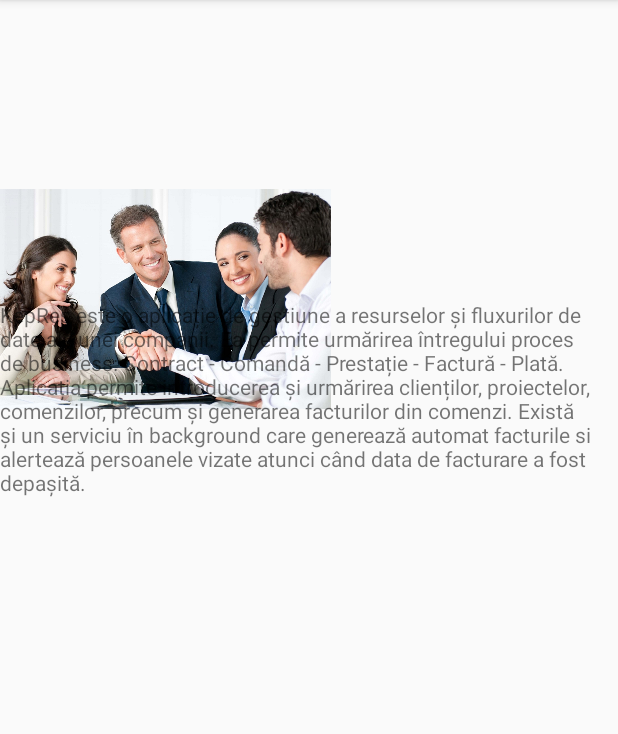
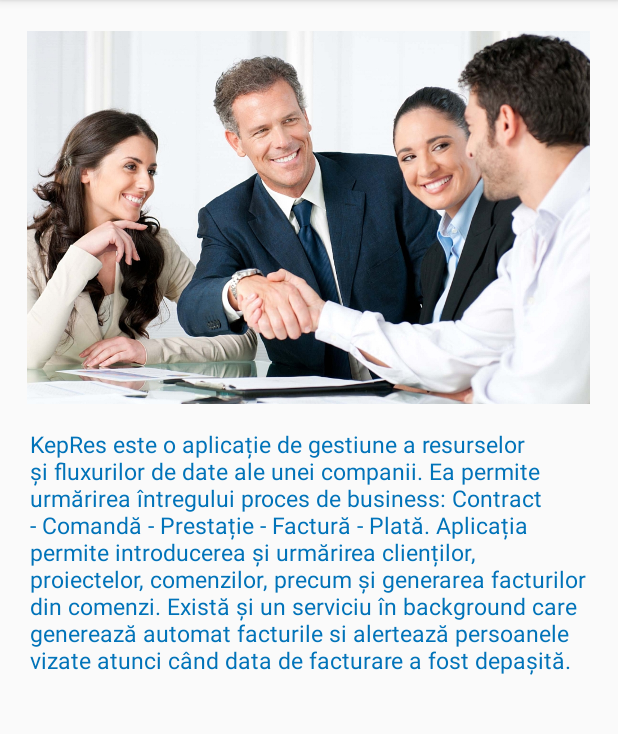
Before and after one commit to alextoma96/Aplicatie-Android, an Android app: the screen it shows after launch (MainActivity), in the side drawer, after a tap on "About us", on a phone screen of 412 x 824 dp, the part 84-818 px from its top. Run offline under Robolectric (Android 15) with nearby library versions, the phone set to English and light mode, and no system bars.

Commit message:
iulia
iulia

```diff
--- a/app/src/main/AndroidManifest.xml
+++ b/app/src/main/AndroidManifest.xml
@@ -3,7 +3,7 @@
     package="com.example.intern.myapplication">
 
     <uses-permission android:name="android.permission.INTERNET" />
-
+    <uses-permission android:name="android.permission.ACCESS_NETWORK_STATE"/>
     <application
         android:allowBackup="true"
         android:icon="@mipmap/ic_launcher"
--- a/app/src/main/java/com/example/intern/myapplication/FacturiActivity.java
+++ b/app/src/main/java/com/example/intern/myapplication/FacturiActivity.java
@@ -35,15 +35,7 @@ public class FacturiActivity extends Fragment implements Constant{
 
     ListView lvFacturi;
     ArrayList<Factura> listaFacturi = new ArrayList<>();
-    //private static final String url = "http://10.0.2.2:8080/kepres2Web/api/rs/factura/list";
-    private static final String url = "https://api.myjson.com/bins/1979j1";
-
-   /* @Override
-    protected void onCreate(Bundle savedInstanceState) {
-        super.onCreate(savedInstanceState);
-        getActivity().setContentView(R.layout.activity_facturi);
-        consumeHttpConnection();
-    }*/
+    private static final String url = "http://192.168.196.2:8080/kepres2Web/api/rs/factura/list";
 
     public void initComponents() {
         lvFacturi = (ListView) getActivity().findViewById(R.id.lista_lv_facturi);
--- a/app/src/main/res/layout/content_main.xml
+++ b/app/src/main/res/layout/content_main.xml
@@ -12,24 +12,25 @@
 
     <ImageView
         android:id="@+id/homeImg"
-        android:layout_width="wrap_content"
-        android:layout_height="wrap_content"
-        app:srcCompat="@drawable/home"
-        android:layout_alignParentTop="true"
-        android:layout_alignParentBottom="true"
-        android:layout_alignParentEnd="true"
-        android:layout_marginEnd="191dp"
-        android:layout_marginBottom="369dp" />
+        android:layout_width="375dp"
+        android:layout_height="250dp"
+        android:layout_marginTop="20dp"
+        android:layout_centerHorizontal="true"
+        android:adjustViewBounds="true"
+        app:srcCompat="@drawable/home" />
 
     <TextView
         android:id="@+id/homeText"
         android:layout_width="wrap_content"
         android:layout_height="wrap_content"
-        android:layout_alignParentStart="true"
-        android:layout_alignParentTop="true"
-        android:layout_marginTop="200dp"
-        android:text="TextView"
-        android:layout_alignParentEnd="true" />
+        android:layout_marginTop="15dp"
+        android:layout_marginLeft="20dp"
+        android:layout_marginRight="20dp"
+        android:gravity="left|right"
+        android:layout_below="@+id/homeImg"
+        android:textColor="#0173B9"
+        android:textSize="15dp"/>
+
 
 
 </RelativeLayout>
```
Also changed, not shown: app/src/main/java/com/example/intern/myapplication/MainActivity.java (+1 -6 lines).
